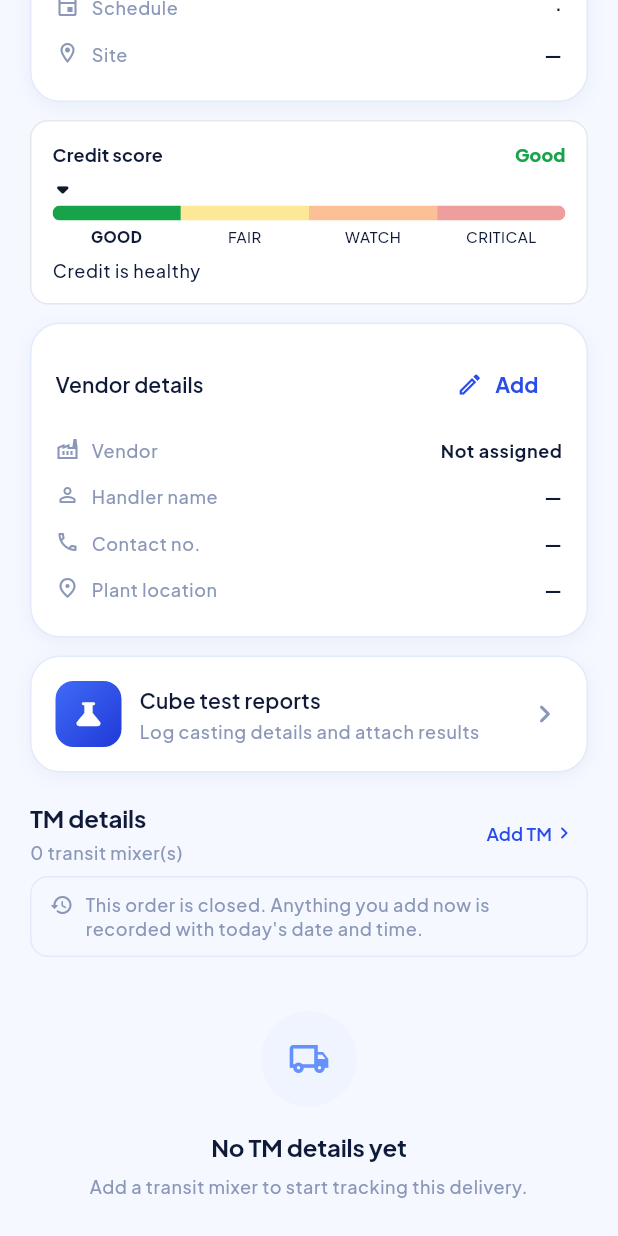
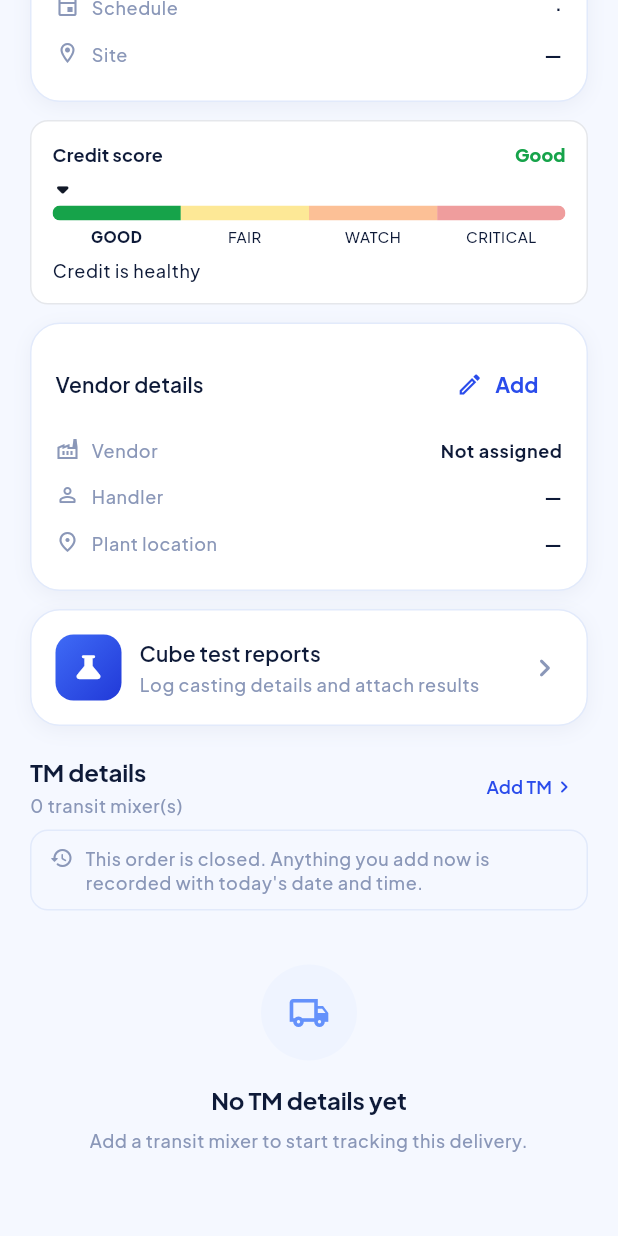
Before and after one commit to doot-dev/shivesh-teams-app, a Flutter app: the _DetailsTab widget shown alone on an empty page, opened directly with empty values, scrolled down 263 dp, on a phone screen of 412 x 824 dp. Run offline on Flutter 3.47's test engine with Material 3 defaults, Android fonts, the phone set to English and light mode, and no system bars; our stand-ins replace dio, dotted_border, file_picker, firebase_core, firebase_messaging, flutter_local_notifications and 7 more; missing offline and left inert: pdfx; accounts and stored records are empty.

Commit message:
feat: list every plant handler under Vendor details with tap-to-call; 1.3.2+8
Co-Authored-By: Claude Opus 5.5 <noreply@anthropic.com>

```diff
--- a/lib/features/orders/presentation/pages/order_details_page.dart
+++ b/lib/features/orders/presentation/pages/order_details_page.dart
@@ -369,16 +369,31 @@ class _DetailsTab extends StatelessWidget {
                       ? order.vendor
                       : 'Not assigned',
                 ),
-                DetailRow(
-                  icon: Icons.person_outline_rounded,
-                  label: 'Handler name',
-                  value: order.vendorDetail.handlerName,
-                ),
-                DetailRow(
-                  icon: Icons.phone_outlined,
-                  label: 'Contact no.',
-                  value: order.vendorDetail.contactNo,
-                ),
+                if (order.vendorDetail.handlers.isEmpty)
+                  const DetailRow(
+                    icon: Icons.person_outline_rounded,
+                    label: 'Handler',
+                    value: '',
+                  ),
+                // Tap to call any handler at the plant for order updates.
+                for (final (i, h) in order.vendorDetail.handlers.indexed)
+                  DetailRow(
+                    icon: Icons.person_outline_rounded,
+                    label: i == 0 && order.vendorDetail.handlerName.isNotEmpty
+                        ? 'Handler'
+                        : 'Plant contact',
+                    value: h.name.isEmpty ? h.phone : '${h.name}\n${h.phone}',
+                    trailing: IconButton(
+                      tooltip: 'Call ${h.phone}',
+                      visualDensity: VisualDensity.compact,
+                      icon: const Icon(
+                        Icons.call_rounded,
+                        size: 18,
+                        color: AppColors.primary,
+                      ),
+                      onPressed: () => launchUrl(Uri.parse('tel:${h.phone}')),
+                    ),
+                  ),
                 DetailRow(
                   icon: Icons.place_outlined,
                   label: 'Plant location',
--- a/pubspec.yaml
+++ b/pubspec.yaml
@@ -2,7 +2,7 @@ name: shivesh_field_app
 description: "Shivesh Field Technician App"
 publish_to: 'none'
 
-version: 1.3.1+7
+version: 1.3.2+8
 
 environment:
   sdk: ^3.10.7
```
Also changed, not shown: lib/features/orders/data/models/order_models.dart (+23 -0 lines).
